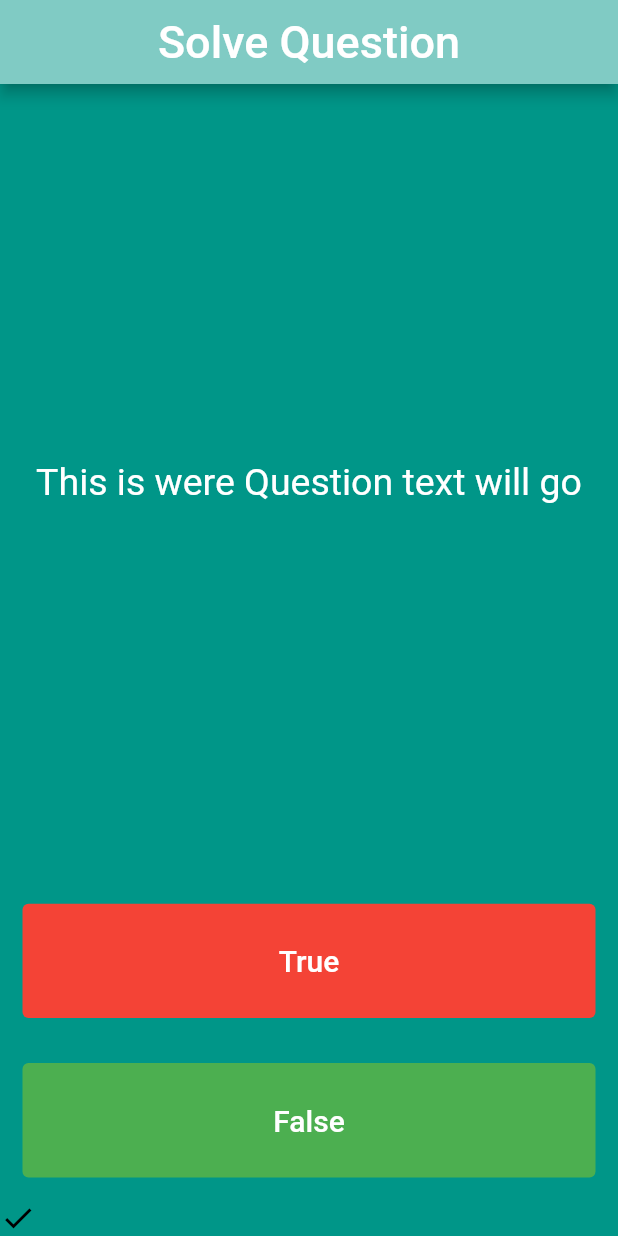
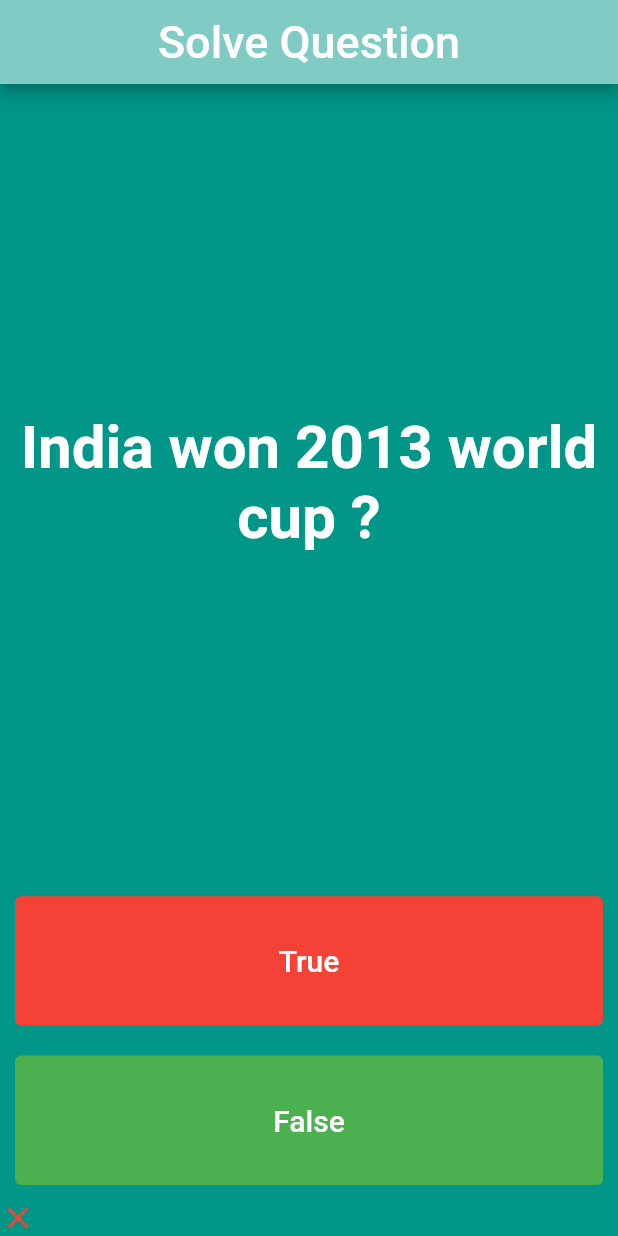
Before and after one commit to Raghavmunjal/quizzler, a Flutter app: the screen it shows after launch, after a tap on "Start Quiz", after a tap on "True", on a phone screen of 412 x 824 dp. Run offline on Flutter 3.47's test engine with Material 2 defaults, Android fonts, the phone set to English and light mode, and no system bars.

Commit message:
second commit

```diff
--- a/lib/main.dart
+++ b/lib/main.dart
@@ -12,18 +12,34 @@ class Quizz extends StatefulWidget {
 class _QuizzState extends State<Quizz> {
   bool flag = false;
   String str = 'Start Quiz';
+
+  int quesNumber=0;
   List<Icon>scoreKeeper=[];
+  List<String>question=[
+    'Capital of India is Kolkata',
+    'India won 2013 world cup',
+    'Covid Vaccine is very Harmful',
+    'PM of India is Narinder Modi'
+  ];
+  List<bool>answers=[
+    false,
+    false,
+    false,
+    true,
+  ];
 
-  Expanded ansButton(String s,Color c){
+  Expanded ansButton(String s,Color c,bool res){
     return Expanded(
       child: Padding(
-        padding: const EdgeInsets.all(15.0),
+        padding: const EdgeInsets.all(10.0),
         child: TextButton(onPressed: (){
+
+          if(res==answers[quesNumber])
+            scoreKeeper.add(Icon(Icons.check,color: Colors.black,));
+          else
+            scoreKeeper.add(Icon(Icons.close,color: Colors.red,));
           setState(() {
-            if(s=='True')
-              scoreKeeper.add(Icon(Icons.check,color: Colors.black,));
-            else
-              scoreKeeper.add(Icon(Icons.close,color: Colors.red,));
+            quesNumber++;
           });
         }, child: Text('$s',style: TextStyle(color: Colors.white,fontSize: 20),),style: ButtonStyle(backgroundColor: MaterialStateProperty.all<Color>(c)),),
       ),
@@ -42,16 +58,16 @@ class _QuizzState extends State<Quizz> {
               padding: const EdgeInsets.all(10.0),
               child: Center(
                 child: Text(
-                  'This is were Question text will go',
+                  question[quesNumber]+' ?',
                   textAlign: TextAlign.center,
-                  style: TextStyle(fontSize: 25, color: Colors.white),
+                  style: TextStyle(fontSize: 40, color: Colors.white,fontWeight: FontWeight.bold),
                 ),
               ),
             ),
           ),
 
-            ansButton('True',Colors.red),
-            ansButton('False',Colors.green),
+            ansButton('True',Colors.red,true),
+            ansButton('False',Colors.green,false),
           Row(
             children: scoreKeeper,
           )
@@ -68,6 +84,7 @@ class _QuizzState extends State<Quizz> {
               style: TextStyle(fontSize: 30, color: Colors.white),
             ),
           ),
+
 
         ],
       );
```
